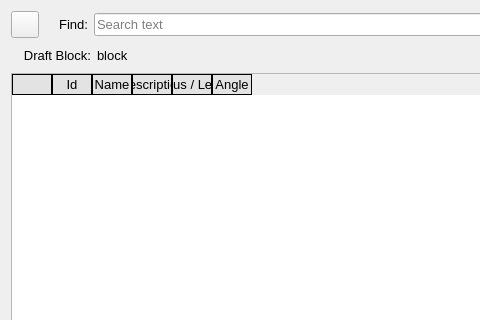
Above: src/app/seamly2d/dialogs/history_dialog.ui from FashionFreedom/Seamly2D before the change; both pictures show x 0 to 480 and y 0 to 320 of the 801 by 448 pixel window. Below: the same form after it.
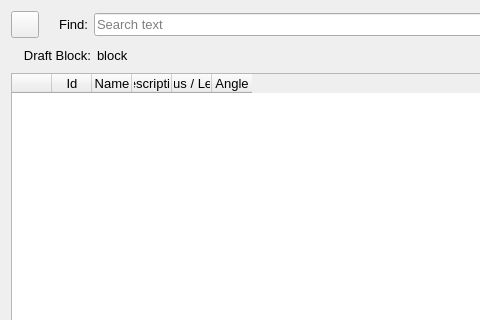
That is the form after the change. Icons and pictures are not drawn.

Diff of the .ui file:
```diff
--- a/src/app/seamly2d/dialogs/history_dialog.ui
+++ b/src/app/seamly2d/dialogs/history_dialog.ui
@@ -530,12 +530,6 @@
      <property name="focusPolicy">
       <enum>Qt::NoFocus</enum>
      </property>
-     <property name="styleSheet">
-      <string notr="true">QHeaderView::section {
-	background-color: rgb(227, 227, 227);
-    border: 1px solid black;
-}</string>
-     </property>
      <property name="frameShadow">
       <enum>QFrame::Sunken</enum>
      </property>
```
Left out of the diff: 2 changed lines with no effect on the pictures.
